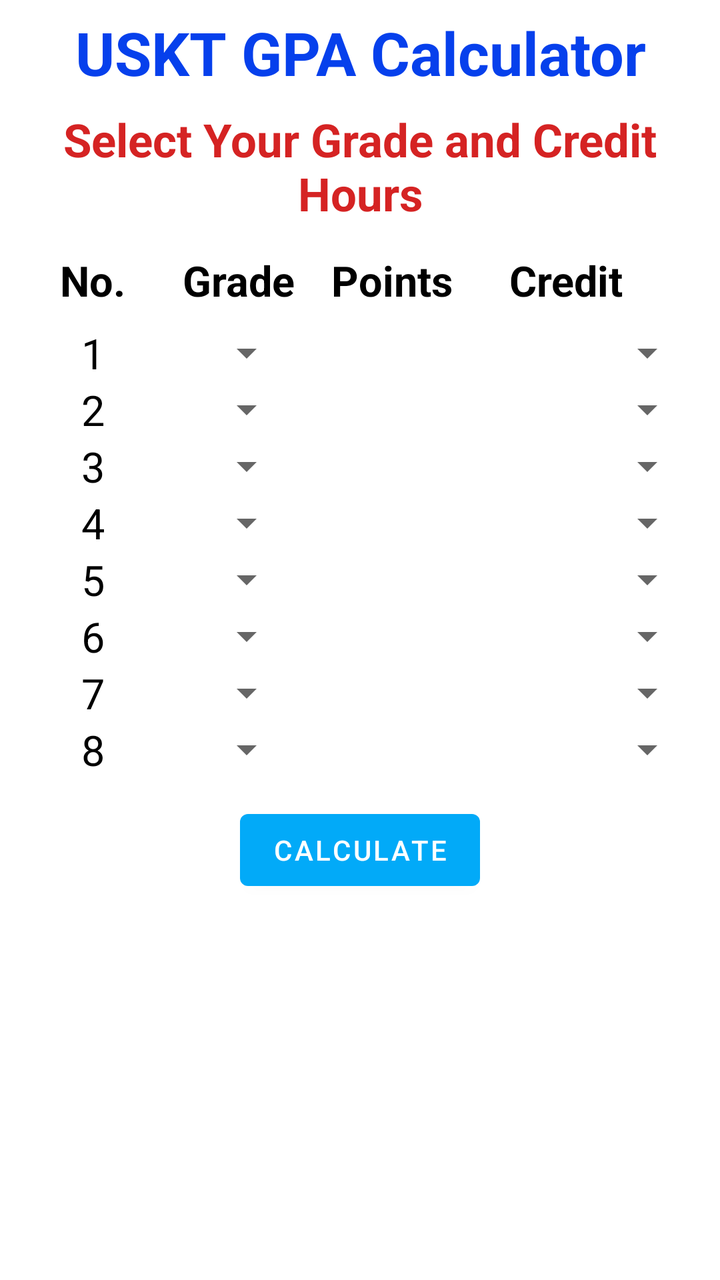
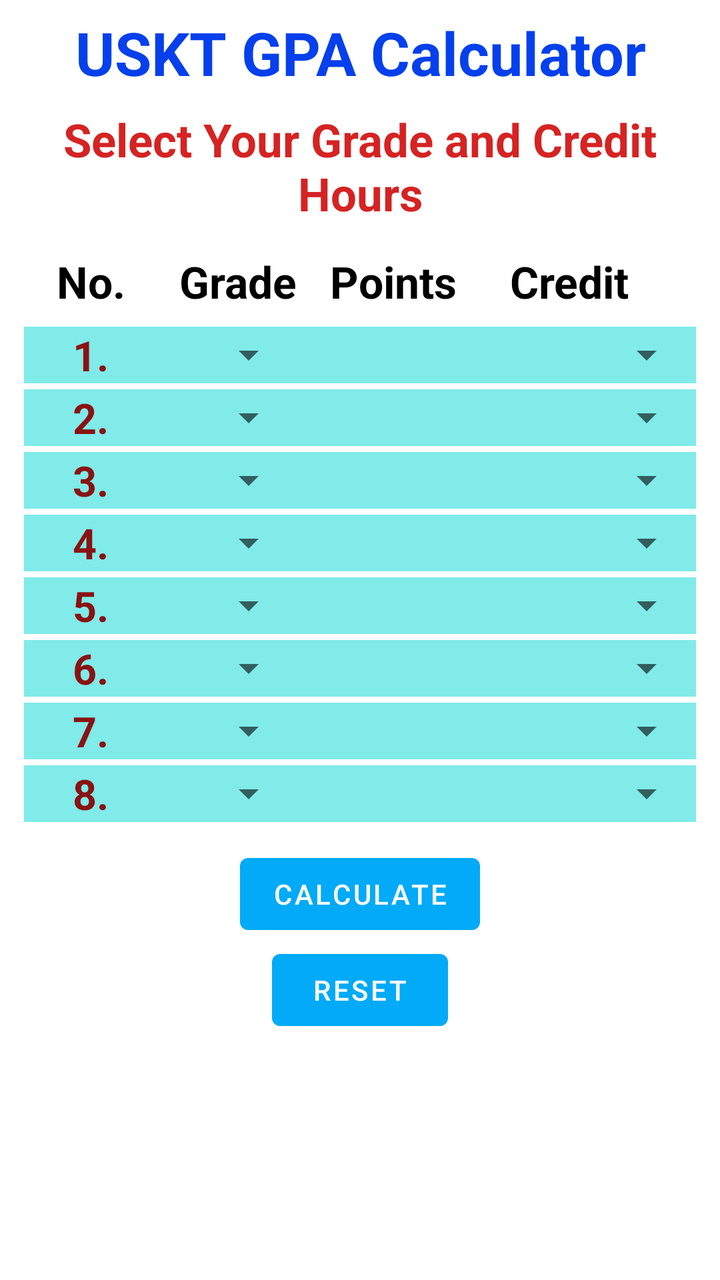

An Android layout rendered at two revisions. The XML below is the earlier revision; the diff shows what the commit changed to produce the second picture.
<!-- AndroidManifest.xml: application theme Theme.PracticeAppNew -->
<!-- res/layout/activity_main.xml -->
<?xml version="1.0" encoding="utf-8"?>
<LinearLayout xmlns:android="http://schemas.android.com/apk/res/android"
    xmlns:app="http://schemas.android.com/apk/res-auto"
    xmlns:tools="http://schemas.android.com/tools"
    android:layout_width="match_parent"
    android:layout_height="match_parent"
    tools:context=".MainActivity"
    android:orientation="vertical">

    <TextView
        android:layout_width="match_parent"
        android:layout_height="wrap_content"
        android:text= "USKT GPA Calculator"
        android:textColor="#0640EC"
        android:textStyle="bold"
        android:textSize="30sp"
        android:gravity="center"
        android:layout_margin="6dp"
        />

    <TextView
        android:layout_width="match_parent"
        android:layout_height="wrap_content"
        android:text= "Select Your Grade and Credit Hours"
        android:textColor="#D52323"
        android:textStyle="bold"
        android:textSize="23sp"
        android:gravity="center"
        android:layout_margin="2dp"
        />

    <TableLayout
        android:layout_width="match_parent"
        android:layout_height="wrap_content"
        android:layout_margin="12dp"
        android:stretchColumns="1,3,4">

        <TableRow
            android:layout_width="match_parent"
            android:layout_height="wrap_content">
            <TextView
                android:layout_width="match_parent"
                android:layout_height="match_parent"
                android:text= "No."
                android:textColor="@color/black"
                android:textStyle="bold"
                android:textSize="21sp"
                android:gravity="center"
                android:layout_column="1"
                />
            <TextView
                android:layout_width="match_parent"
                android:layout_height="match_parent"
                android:text= "  Grade"
                android:textColor="@color/black"
                android:textStyle="bold"
                android:textSize="21sp"
                android:layout_column="2"
                />
            <TextView
                android:layout_width="match_parent"
                android:layout_height="match_parent"
                android:text= "Points"
                android:textColor="@color/black"
                android:textStyle="bold"
                android:gravity="center"
                android:textSize="21sp"
                android:layout_column="3"
                />
            <TextView
                android:layout_width="match_parent"
                android:layout_height="match_parent"
                android:text= "  Credit"
                android:textColor="@color/black"
                android:textStyle="bold"
                android:textSize="21sp"
                android:layout_column="4"
                />

        </TableRow>

        <TableRow
            android:layout_width="match_parent"
            android:layout_height="wrap_content"
            android:layout_marginTop="8dp">
            
            <TextView
                android:layout_width="match_parent"
                android:layout_height="match_parent"
                android:text= "1"
                android:textColor="@color/black"
                android:textSize="21sp"
                android:gravity="center"
                android:layout_column="1"
                />
            <Spinner
                android:id="@+id/gradeList1"
                android:layout_width="match_parent"
                android:layout_height="match_parent"/>
            <TextView
                android:id="@+id/point1"
                android:layout_width="match_parent"
                android:layout_height="match_parent"
                android:text= ""
                android:textColor="@color/black"
                android:textSize="20sp"
                android:gravity="center"
                android:layout_column="3"
                />
            <Spinner
                android:id="@+id/creditList1"
                android:layout_width="match_parent"
                android:layout_height="match_parent"/>


        </TableRow>

        <TableRow
            android:layout_width="match_parent"
            android:layout_height="wrap_content">
            <TextView
                android:layout_width="match_parent"
                android:layout_height="match_parent"
                android:text= "2"
                android:textColor="@color/black"
                android:textSize="21sp"
                android:gravity="center"
                android:layout_column="1"
                />
            <Spinner
                android:id="@+id/gradeList2"
                android:layout_width="match_parent"
                android:layout_height="match_parent"/>

            <TextView
                android:id="@+id/point2"
                android:layout_width="match_parent"
                android:layout_height="match_parent"
                android:text= ""
                android:textColor="@color/black"
                android:textSize="20sp"
                android:gravity="center"
                android:layout_column="3"
                />
            <Spinner
                android:id="@+id/creditList2"
                android:layout_width="match_parent"
                android:layout_height="match_parent"/>


        </TableRow>

        <TableRow
            android:layout_width="match_parent"
            android:layout_height="wrap_content">
            <TextView
                android:layout_width="match_parent"
                android:layout_height="match_parent"
                android:text= "3"
                android:textColor="@color/black"
                android:textSize="21sp"
                android:gravity="center"
                android:layout_column="1"
                />
            <Spinner
                android:id="@+id/gradeList3"
                android:layout_width="match_parent"
                android:layout_height="match_parent"/>

            <TextView
                android:id="@+id/point3"
                android:layout_width="match_parent"
                android:layout_height="match_parent"
                android:text= ""
                android:textColor="@color/black"
                android:textSize="20sp"
                android:gravity="center"
                android:layout_column="3"
                />
            <Spinner
                android:id="@+id/creditList3"
                android:layout_width="match_parent"
                android:layout_height="match_parent"/>

        </TableRow>

        <TableRow
            android:layout_width="match_parent"
            android:layout_height="wrap_content">
            <TextView
                android:layout_width="match_parent"
                android:layout_height="match_parent"
                android:text= "4"
                android:textColor="@color/black"
                android:textSize="21sp"
                android:gravity="center"
                android:layout_column="1"
                />
            <Spinner
                android:id="@+id/gradeList4"
                android:layout_width="match_parent"
                android:layout_height="match_parent"/>

            <TextView
                android:id="@+id/point4"
                android:layout_width="match_parent"
                android:layout_height="match_parent"
                android:text= ""
                android:textColor="@color/black"
                android:textSize="20sp"
                android:gravity="center"
                android:layout_column="3"
                />
            <Spinner
                android:id="@+id/creditList4"
                android:layout_width="match_parent"
                android:layout_height="match_parent"/>

        </TableRow>

        <TableRow
            android:layout_width="match_parent"
            android:layout_height="wrap_content">
            <TextView
                android:layout_width="match_parent"
                android:layout_height="match_parent"
                android:text= "5"
                android:textColor="@color/black"
                android:textSize="21sp"
                android:gravity="center"
                android:layout_column="1"
                />
            <Spinner
                android:id="@+id/gradeList5"
                android:layout_width="match_parent"
                android:layout_height="match_parent"/>

            <TextView
                android:id="@+id/point5"
                android:layout_width="match_parent"
                android:layout_height="match_parent"
                android:text= ""
                android:textColor="@color/black"
                android:textSize="20sp"
                android:gravity="center"
                android:layout_column="3"
                />
            <Spinner
                android:id="@+id/creditList5"
                android:layout_width="match_parent"
                android:layout_height="match_parent"/>

        </TableRow>

        <TableRow
            android:layout_width="match_parent"
            android:layout_height="wrap_content">
            <TextView
                android:layout_width="match_parent"
                android:layout_height="match_parent"
                android:text= "6"
                android:textColor="@color/black"
                android:textSize="21sp"
                android:gravity="center"
                android:layout_column="1"
                />
            <Spinner
                android:id="@+id/gradeList6"
                android:layout_width="match_parent"
                android:layout_height="match_parent"/>
            <TextView
                android:id="@+id/point6"
                android:layout_width="match_parent"
                android:layout_height="match_parent"
                android:text= ""
                android:textColor="@color/black"
                android:textSize="20sp"
                android:gravity="center"
                android:layout_column="3"
                />
            <Spinner
                android:id="@+id/creditList6"
                android:layout_width="match_parent"
                android:layout_height="match_parent"/>

        </TableRow>

        <TableRow
            android:layout_width="match_parent"
            android:layout_height="wrap_content">
            <TextView
                android:layout_width="match_parent"
                android:layout_height="match_parent"
                android:text= "7"
                android:textColor="@color/black"
                android:textSize="21sp"
                android:gravity="center"
                android:layout_column="1"
                />
            <Spinner
                android:id="@+id/gradeList7"
                android:layout_width="match_parent"
                android:layout_height="match_parent"/>
            <TextView
                android:id="@+id/point7"
                android:layout_width="match_parent"
                android:layout_height="match_parent"
                android:text= ""
                android:textColor="@color/black"
                android:textSize="20sp"
                android:gravity="center"
                android:layout_column="3"
                />
            <Spinner
                android:id="@+id/creditList7"
                android:layout_width="match_parent"
                android:layout_height="match_parent"/>

        </TableRow>

        <TableRow
            android:layout_width="match_parent"
            android:layout_height="wrap_content">
            <TextView
                android:layout_width="match_parent"
                android:layout_height="match_parent"
                android:text= "8"
                android:textColor="@color/black"
                android:textSize="21sp"
                android:gravity="center"
                android:layout_column="1"
                />
            <Spinner
                android:id="@+id/gradeList8"
                android:layout_width="match_parent"
                android:layout_height="match_parent"/>
            <TextView
                android:id="@+id/point8"
                android:layout_width="match_parent"
                android:layout_height="match_parent"
                android:text= ""
                android:textColor="@color/black"
                android:textSize="20sp"
                android:gravity="center"
                android:layout_column="3"
                />
            <Spinner
                android:id="@+id/creditList8"
                android:layout_width="match_parent"
                android:layout_height="match_parent"/>

        </TableRow>

    </TableLayout>

    <Button
        android:id="@+id/calculate"
        android:layout_width="wrap_content"
        android:layout_height="wrap_content"
        android:text="Calculate"
        android:layout_gravity="center"/>

</LinearLayout>
<!-- resources referenced by this layout -->
<resources>
  <color name="black">#FF000000</color>
  <style name="Theme.PracticeAppNew" parent="Theme.MaterialComponents.DayNight.DarkActionBar">
          
          <item name="colorPrimary">#02AAF8</item>
          <item name="colorPrimaryVariant">@color/black</item>
          <item name="colorOnPrimary">@color/white</item>
          
          <item name="colorSecondary">#2DBF46</item>
          <item name="colorSecondaryVariant">#14CD5F</item>
          <item name="colorOnSecondary">@color/black</item>
          
          <item name="android:statusBarColor" tools:targetApi="l">?attr/colorPrimaryVariant</item>
          
      </style>
  <color name="white">#FFFFFFFF</color>
</resources>

<!-- the commit's change to res/layout/activity_main.xml (unified diff, before → after) -->
@@ -33,7 +33,8 @@
         android:layout_width="match_parent"
         android:layout_height="wrap_content"
         android:layout_margin="12dp"
-        android:stretchColumns="1,3,4">
+        android:stretchColumns="1,3,4"
+        android:shrinkColumns="4">
 
         <TableRow
             android:layout_width="match_parent"
@@ -44,7 +45,7 @@
                 android:text= "No."
                 android:textColor="@color/black"
                 android:textStyle="bold"
-                android:textSize="21sp"
+                android:textSize="22sp"
                 android:gravity="center"
                 android:layout_column="1"
                 />
@@ -54,7 +55,7 @@
                 android:text= "  Grade"
                 android:textColor="@color/black"
                 android:textStyle="bold"
-                android:textSize="21sp"
+                android:textSize="22sp"
                 android:layout_column="2"
                 />
             <TextView
@@ -64,7 +65,7 @@
                 android:textColor="@color/black"
                 android:textStyle="bold"
                 android:gravity="center"
-                android:textSize="21sp"
+                android:textSize="22sp"
                 android:layout_column="3"
                 />
             <TextView
@@ -73,7 +74,7 @@
                 android:text= "  Credit"
                 android:textColor="@color/black"
                 android:textStyle="bold"
-                android:textSize="21sp"
+                android:textSize="22sp"
                 android:layout_column="4"
                 />
 
@@ -82,15 +83,17 @@
         <TableRow
             android:layout_width="match_parent"
             android:layout_height="wrap_content"
-            android:layout_marginTop="8dp">
+            android:layout_marginTop="8dp"
+            android:background="@color/teal">
             
             <TextView
                 android:layout_width="match_parent"
                 android:layout_height="match_parent"
-                android:text= "1"
-                android:textColor="@color/black"
-                android:textSize="21sp"
-                android:gravity="center"
+                android:text= "1."
+                android:textColor="@color/red"
+                android:textSize="21sp"
+                android:gravity="center"
+                android:textStyle="bold"
                 android:layout_column="1"
                 />
             <Spinner
@@ -117,14 +120,17 @@
 
         <TableRow
             android:layout_width="match_parent"
-            android:layout_height="wrap_content">
-            <TextView
-                android:layout_width="match_parent"
-                android:layout_height="match_parent"
-                android:text= "2"
-                android:textColor="@color/black"
-                android:textSize="21sp"
-                android:gravity="center"
+            android:layout_height="wrap_content"
+            android:background="@color/teal"
+            android:layout_marginTop="3dp">
+            <TextView
+                android:layout_width="match_parent"
+                android:layout_height="match_parent"
+                android:text= "2."
+                android:textColor="@color/red"
+                android:textSize="21sp"
+                android:gravity="center"
+                android:textStyle="bold"
                 android:layout_column="1"
                 />
             <Spinner
@@ -152,14 +158,17 @@
 
         <TableRow
             android:layout_width="match_parent"
-            android:layout_height="wrap_content">
-            <TextView
-                android:layout_width="match_parent"
-                android:layout_height="match_parent"
-                android:text= "3"
-                android:textColor="@color/black"
-                android:textSize="21sp"
-                android:gravity="center"
+            android:layout_height="wrap_content"
+            android:background="@color/teal"
+            android:layout_marginTop="3dp">
+            <TextView
+                android:layout_width="match_parent"
+                android:layout_height="match_parent"
+                android:text= "3."
+                android:textColor="@color/red"
+                android:textSize="21sp"
+                android:gravity="center"
+                android:textStyle="bold"
                 android:layout_column="1"
                 />
             <Spinner
@@ -186,14 +195,17 @@
 
         <TableRow
             android:layout_width="match_parent"
-            android:layout_height="wrap_content">
-            <TextView
-                android:layout_width="match_parent"
-                android:layout_height="match_parent"
-                android:text= "4"
-                android:textColor="@color/black"
-                android:textSize="21sp"
-                android:gravity="center"
+            android:layout_height="wrap_content"
+            android:background="@color/teal"
+            android:layout_marginTop="3dp">
+            <TextView
+                android:layout_width="match_parent"
+                android:layout_height="match_parent"
+                android:text= "4."
+                android:textColor="@color/red"
+                android:textSize="21sp"
+                android:gravity="center"
+                android:textStyle="bold"
                 android:layout_column="1"
                 />
             <Spinner
@@ -220,14 +232,17 @@
 
         <TableRow
             android:layout_width="match_parent"
-            android:layout_height="wrap_content">
-            <TextView
-                android:layout_width="match_parent"
-                android:layout_height="match_parent"
-                android:text= "5"
-                android:textColor="@color/black"
-                android:textSize="21sp"
-                android:gravity="center"
+            android:layout_height="wrap_content"
+            android:background="@color/teal"
+            android:layout_marginTop="3dp">
+            <TextView
+                android:layout_width="match_parent"
+                android:layout_height="match_parent"
+                android:text= "5."
+                android:textColor="@color/red"
+                android:textSize="21sp"
+                android:gravity="center"
+                android:textStyle="bold"
                 android:layout_column="1"
                 />
             <Spinner
@@ -254,14 +269,17 @@
 
         <TableRow
             android:layout_width="match_parent"
-            android:layout_height="wrap_content">
-            <TextView
-                android:layout_width="match_parent"
-                android:layout_height="match_parent"
-                android:text= "6"
-                android:textColor="@color/black"
-                android:textSize="21sp"
-                android:gravity="center"
+            android:layout_height="wrap_content"
+            android:background="@color/teal"
+            android:layout_marginTop="3dp">
+            <TextView
+                android:layout_width="match_parent"
+                android:layout_height="match_parent"
+                android:text= "6."
+                android:textColor="@color/red"
+                android:textSize="21sp"
+                android:gravity="center"
+                android:textStyle="bold"
                 android:layout_column="1"
                 />
             <Spinner
@@ -287,14 +305,17 @@
 
         <TableRow
             android:layout_width="match_parent"
-            android:layout_height="wrap_content">
-            <TextView
-                android:layout_width="match_parent"
-                android:layout_height="match_parent"
-                android:text= "7"
-                android:textColor="@color/black"
-                android:textSize="21sp"
-                android:gravity="center"
+            android:layout_height="wrap_content"
+            android:background="@color/teal"
+            android:layout_marginTop="3dp">
+            <TextView
+                android:layout_width="match_parent"
+                android:layout_height="match_parent"
+                android:text= "7."
+                android:textColor="@color/red"
+                android:textSize="21sp"
+                android:gravity="center"
+                android:textStyle="bold"
                 android:layout_column="1"
                 />
             <Spinner
@@ -320,14 +341,17 @@
 
         <TableRow
             android:layout_width="match_parent"
-            android:layout_height="wrap_content">
-            <TextView
-                android:layout_width="match_parent"
-                android:layout_height="match_parent"
-                android:text= "8"
-                android:textColor="@color/black"
-                android:textSize="21sp"
-                android:gravity="center"
+            android:layout_height="wrap_content"
+            android:background="@color/teal"
+            android:layout_marginTop="3dp">
+            <TextView
+                android:layout_width="match_parent"
+                android:layout_height="match_parent"
+                android:text= "8."
+                android:textColor="@color/red"
+                android:textSize="21sp"
+                android:gravity="center"
+                android:textStyle="bold"
                 android:layout_column="1"
                 />
             <Spinner
@@ -360,4 +384,13 @@
         android:text="Calculate"
         android:layout_gravity="center"/>
 
+    <Button
+        android:id="@+id/reset"
+        android:layout_width="wrap_content"
+        android:layout_height="wrap_content"
+        android:text="Reset"
+        android:layout_gravity="center"/>
+
+
+
 </LinearLayout>
<!-- resource entries referenced after the edit -->
@@ -1,6 +1,8 @@
 <!-- resources referenced by this layout -->
 <resources>
   <color name="black">#FF000000</color>
+  <color name="red">#8A1212</color>
+  <color name="teal">#80EBE9</color>
   <style name="Theme.PracticeAppNew" parent="Theme.MaterialComponents.DayNight.DarkActionBar">
           
           <item name="colorPrimary">#02AAF8</item>
